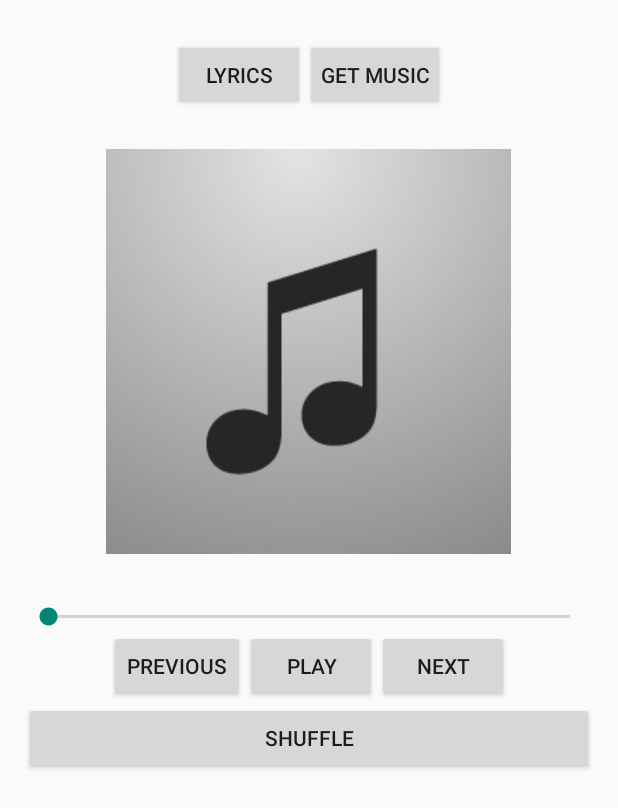
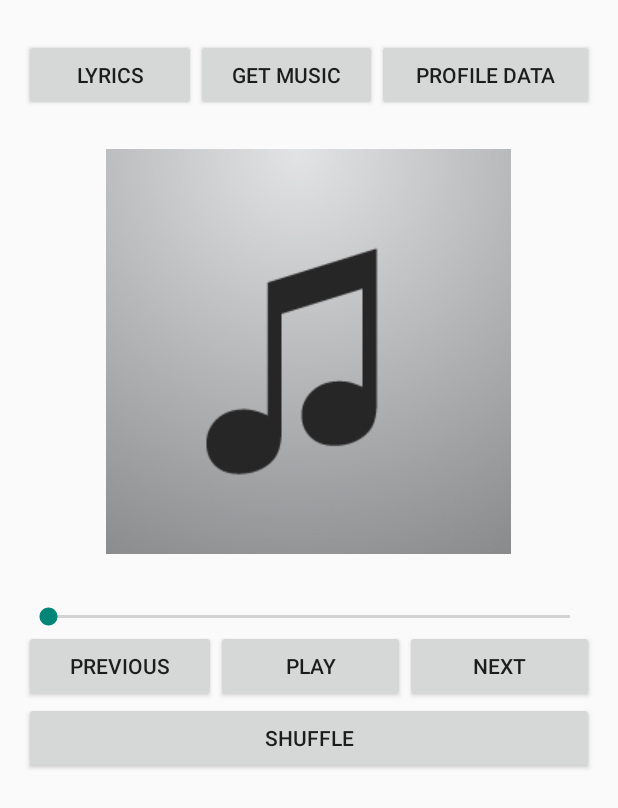
Before and after one commit to mcrazy20/musicPlayer, an Android app: the layout activity_main.xml on its own in the app's theme, with its tools: preview values and no code run, on a phone screen of 412 x 824 dp. Shown: the top 808 px of the screen. Run offline under Robolectric (Android 15) with nearby library versions, the phone set to English and light mode, and no system bars.

Commit message:
Working on profile

```diff
--- a/app/src/main/java/com/example/jeff/musicplayer/CurrentSession.java
+++ b/app/src/main/java/com/example/jeff/musicplayer/CurrentSession.java
@@ -18,8 +18,8 @@ import java.util.Map;
  */
 public class CurrentSession {
 
-    private HashMap<String, Integer> songsPlayed = new HashMap<String, Integer>();
-    private HashMap<String, Integer> artistPlayed = new HashMap<String, Integer>();
+    public static HashMap<String, Integer> songsPlayed = new HashMap<String, Integer>();
+    public static HashMap<String, Integer> artistPlayed = new HashMap<String, Integer>();
 
     public void updateSongCount(String song, int count){
 
--- a/app/src/main/res/layout/activity_main.xml
+++ b/app/src/main/res/layout/activity_main.xml
@@ -16,6 +16,12 @@
         android:visibility="gone"
         android:id="@+id/fragment_musicloader">
     </FrameLayout>
+    <FrameLayout
+        android:layout_width="fill_parent"
+        android:layout_height="fill_parent"
+        android:visibility="gone"
+        android:id="@+id/fragment_profiledisplay">
+    </FrameLayout>
 
     <LinearLayout
         android:layout_width="match_parent"
@@ -29,7 +35,8 @@
         android:layout_width="wrap_content"
         android:layout_height="wrap_content"
         android:text="Lyrics"
-        android:id="@+id/btn_lyrics" />
+        android:id="@+id/btn_lyrics"
+        android:layout_weight="1"/>
 
     <Button
         android:layout_width="wrap_content"
@@ -37,7 +44,15 @@
         android:padding="10dp"
         android:layout_height="wrap_content"
         android:id="@+id/main_button"
-        android:onClick="moveToMusic"/>
+        android:onClick="moveToMusic"
+        android:layout_weight="1"/>
+        <Button
+            android:id="@+id/profiledisplay"
+            android:layout_width="wrap_content"
+            android:layout_height="wrap_content"
+            android:onClick="moveToSessionData"
+            android:text="Profile Data"
+            android:layout_weight="1"/>
 
     </LinearLayout>
 
@@ -83,6 +98,7 @@
             android:layout_height="wrap_content"
             android:text="Previous"
             android:onClick="previousSong"
+            android:layout_weight="1"
             />
         <Button
             android:id="@+id/btn_play"
@@ -90,6 +106,7 @@
             android:layout_height="wrap_content"
             android:text="Play"
             android:onClick="playSong"
+            android:layout_weight="1"
             />
         <Button
             android:id="@+id/btn_next"
@@ -97,6 +114,7 @@
             android:layout_height="wrap_content"
             android:text="Next"
             android:onClick="nextSong"
+            android:layout_weight="1"
             />
         </LinearLayout>
     <LinearLayout
```
Also changed, not shown: app/src/main/java/com/example/jeff/musicplayer/MainActivity.java (+17 -0 lines), app/src/main/java/com/example/jeff/musicplayer/ProfileAdapter.java (added, +58 -0 lines), app/src/main/java/com/example/jeff/musicplayer/ProfileDataItem.java (added, +15 -0 lines), app/src/main/java/com/example/jeff/musicplayer/ProfileDisplayFragment.java (added, +63 -0 lines), app/src/main/res/layout/profile_info.xml (added, +27 -0 lines), app/src/main/res/layout/profile_list_item.xml (added, +16 -0 lines), 426 other files.
